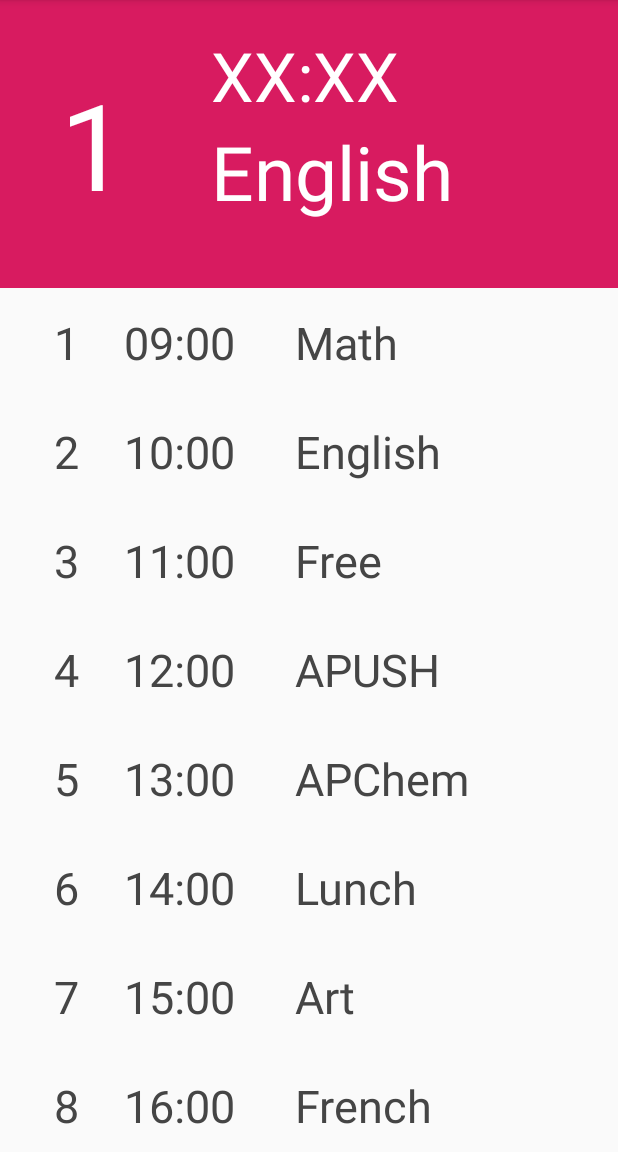
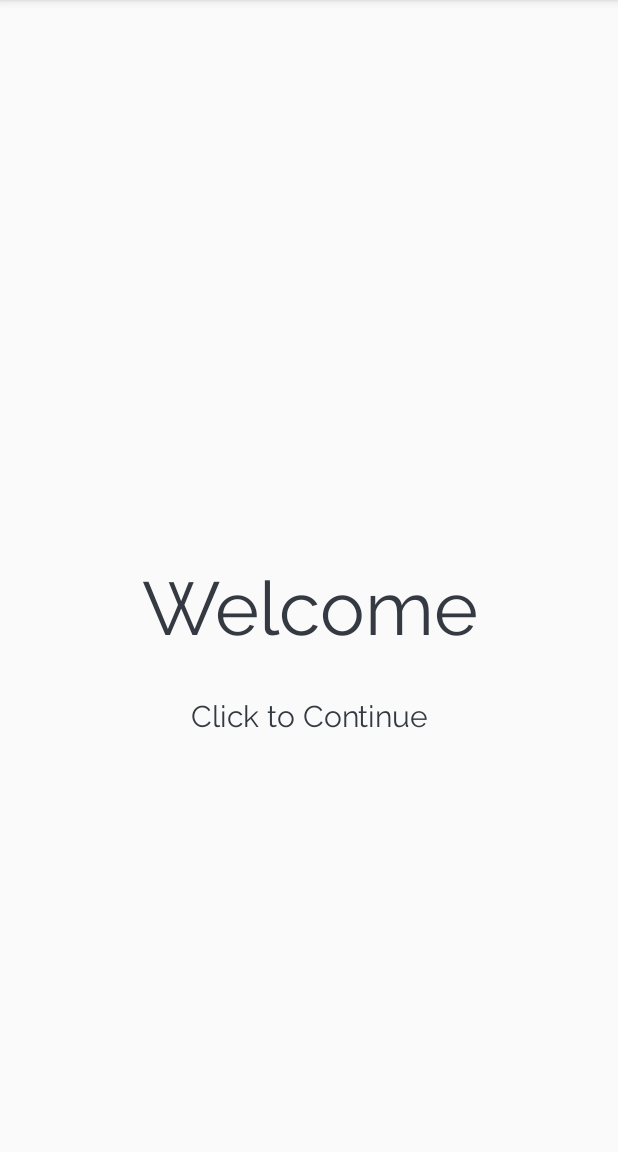
Before and after one commit to La-Shallot/ABRHS-Android-Schedule-App, an Android app: the screen it shows after launch (MainActivity), on a phone screen of 412 x 824 dp, the part 84-1236 px from its top. Run offline under Robolectric (Android 15) with nearby library versions, the phone set to English and light mode, and no system bars.

Commit message:
Set-UpScreen+Welcome

```diff
--- a/app/build.gradle
+++ b/app/build.gradle
@@ -5,7 +5,7 @@ android {
     buildToolsVersion "29.0.0"
     defaultConfig {
         applicationId "com.example.prototype_schedule"
-        minSdkVersion 15
+        minSdkVersion 16
         targetSdkVersion 29
         versionCode 1
         versionName "1.0"
--- a/app/src/main/AndroidManifest.xml
+++ b/app/src/main/AndroidManifest.xml
@@ -9,6 +9,7 @@
         android:roundIcon="@mipmap/ic_launcher_round"
         android:supportsRtl="true"
         android:theme="@style/AppTheme">
+        <activity android:name=".SetUp"></activity>
         <activity android:name=".MainActivity">
             <intent-filter>
                 <action android:name="android.intent.action.MAIN" />
--- a/app/src/main/java/com/example/prototype_schedule/MainActivity.java
+++ b/app/src/main/java/com/example/prototype_schedule/MainActivity.java
@@ -4,7 +4,10 @@ import androidx.appcompat.app.AppCompatActivity;
 import androidx.recyclerview.widget.LinearLayoutManager;
 import androidx.recyclerview.widget.RecyclerView;
 
+import android.content.Intent;
 import android.os.Bundle;
+import android.view.View;
+import android.widget.LinearLayout;
 
 import java.util.ArrayList;
 import java.util.Arrays;
@@ -14,14 +17,36 @@ public class MainActivity extends AppCompatActivity {
     private ArrayList<String>Classes = new ArrayList<>();
     private ArrayList<String>Times = new ArrayList<>();
     private ArrayList<String>Periods = new ArrayList<>();
+    private LinearLayout welcome;
+    private boolean setUp;
 
     @Override
     protected void onCreate(Bundle savedInstanceState) {
+        setUp = false;
         super.onCreate(savedInstanceState);
-        setContentView(R.layout.activity_main);
-        generateData();
-        setUpRecycler();
 
+        if(setUp == true){
+            //Change Later to LOAD data
+            setContentView(R.layout.activity_main);
+            generateData();
+            setUpRecycler();
+        }
+        else{
+            setContentView(R.layout.hello);
+            welcome = (LinearLayout) findViewById(R.id.click_hello);
+            welcome.setOnClickListener(new Hello_Listener());
+        }
+
+
+
+    }
+
+    private class Hello_Listener implements View.OnClickListener{
+        @Override
+        public void onClick(View view) {
+            Intent intent = new Intent(MainActivity.this, SetUp.class);
+            startActivity(intent);
+        }
     }
 
     private void generateData(){
--- /dev/null
+++ b/app/src/main/res/layout/hello.xml
@@ -0,0 +1,26 @@
+<?xml version="1.0" encoding="utf-8"?>
+<LinearLayout xmlns:android="http://schemas.android.com/apk/res/android"
+    android:layout_width="match_parent" android:layout_height="match_parent"
+    android:orientation="vertical"
+    android:clickable="true"
+    android:id="@+id/click_hello">
+
+    <TextView
+        style="@style/Title"
+        android:layout_weight="4"
+        android:layout_width="match_parent"
+        android:layout_height="wrap_content"
+        android:gravity="bottom"
+        android:textAlignment="center"
+        android:text="@string/welcome"/>
+
+    <TextView
+        style="@style/Instructions"
+        android:layout_weight="3"
+        android:gravity="top"
+        android:textAlignment="center"
+        android:layout_width="match_parent"
+        android:layout_height="wrap_content"
+        android:text="@string/click"/>
+
+</LinearLayout>
--- a/app/src/main/res/values/colors.xml
+++ b/app/src/main/res/values/colors.xml
@@ -3,4 +3,5 @@
     <color name="colorPrimary">#008577</color>
     <color name="colorPrimaryDark">#00574B</color>
     <color name="colorAccent">#D81B60</color>
+    <color name = "darkGray">#343942</color>
 </resources>
--- a/app/src/main/res/values/styles.xml
+++ b/app/src/main/res/values/styles.xml
@@ -11,11 +11,53 @@
     <style name = "ClassStyle">
         <item name = "android:textSize"> 30sp </item>
         <item name = "android:textColor"> #454545 </item>
+        <item name = "android:fontFamily"> @font/raleway </item>
     </style>
 
     <style name="currentClassStyle">
         <item name = "android:textSize"> 50sp </item>
         <item name = "android:textColor"> #ffffff </item>
+        <item name = "android:fontFamily"> @font/raleway </item>
+    </style>
+
+    <style name = "Setup_Title">
+        <item name = "android:fontFamily"> @font/raleway </item>
+        <item name = "android:textSize"> 35sp </item>
+        <item name = "android:gravity"> center </item>
+        <item name = "android:paddingRight"> 10dp </item>
+        <item name = "android:paddingLeft"> 10dp </item>
+        <item name = "android:paddingTop"> 30dp </item>
+        <item name = "android:paddingBottom"> 30dp </item>
+        <item name = "android:background"> @color/darkGray </item>
+        <item name = "android:textColor"> #ffffff </item>
+    </style>
+
+    <style name = "Title">
+        <item name = "android:fontFamily"> @font/raleway </item>
+        <item name = "android:textSize"> 50sp </item>
+        <item name = "android:padding"> 20dp </item>
+        <item name = "android:textColor"> @color/darkGray </item>
+    </style>
+
+
+    <style name="Instructions">
+        <item name = "android:textSize"> 20sp </item>
+        <item name = "android:paddingTop"> 10dp </item>
+        <item name = "android:paddingBottom"> 10dp </item>
+        <item name = "android:paddingRight"> 5dp </item>
+        <item name = "android:paddingLeft"> 5dp </item>
+        <item name = "android:fontFamily"> @font/raleway </item>
+        <item name = "android:textColor"> @color/darkGray </item>
+    </style>
+
+    <style name="EditText">
+
+        <item name = "android:fontFamily"> @font/raleway </item>
+        <item name = "android:textSize"> 20sp </item>
+        <item name="android:layout_marginTop"> 10dp </item>
+        <item name="android:layout_marginBottom"> 10dp </item>
+        <item name="android:layout_marginRight"> 20dp </item>
+        <item name="android:layout_marginLeft"> 20dp </item>
     </style>
 
 </resources>
```
Also changed, not shown: app/src/main/java/com/example/prototype_schedule/SetUp.java (added, +15 -0 lines), app/src/main/res/layout/setup_blue.xml (added, +89 -0 lines), app/src/main/res/values/strings.xml (+13 -0 lines), app/src/main/res/font/raleway.ttf (added).
